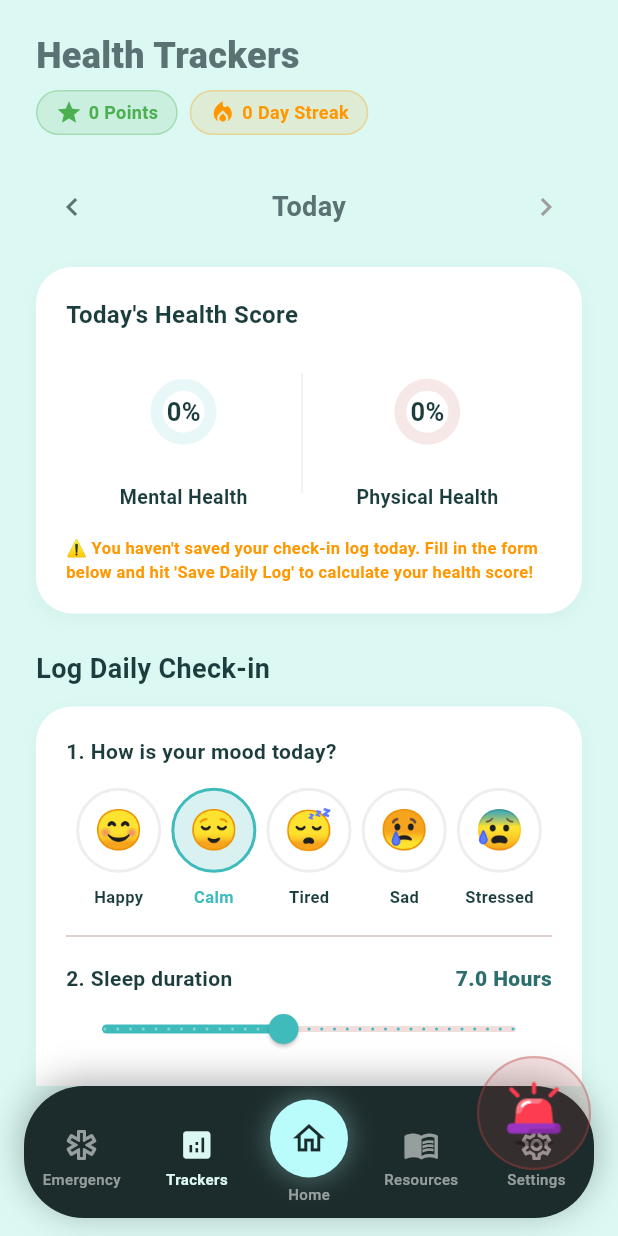
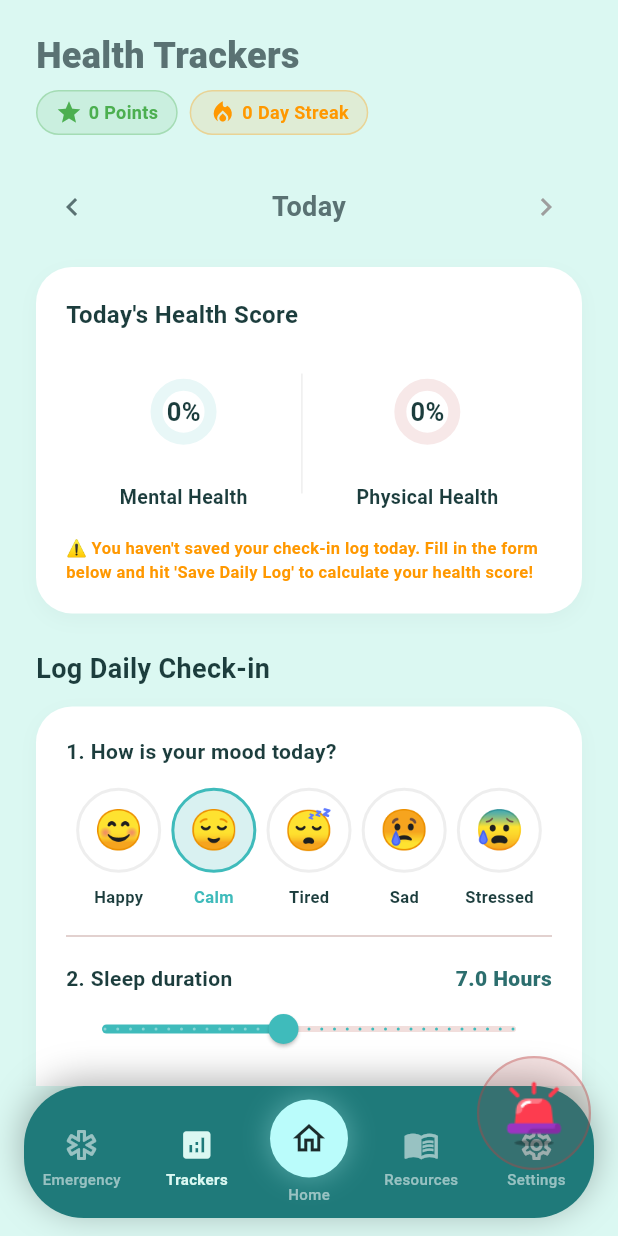
Before and after one commit to Naveen-Devinda/AidMe, a Flutter app: the screen it shows once a user with an empty profile is signed in, item 2 of the bottom bar chosen, on a phone screen of 412 x 824 dp. Run offline on Flutter 3.47's test engine with Material 3 defaults, Android fonts, the phone set to English and light mode, and no system bars; our stand-ins replace cloud_firestore, firebase_auth, firebase_core, fl_chart, flutter_local_notifications, flutter_tts and 8 more; accounts and stored records are empty.

Commit message:
color change

```diff
--- a/lib/pages/home_page.dart
+++ b/lib/pages/home_page.dart
@@ -26,7 +26,7 @@ class _HomePageState extends State<HomePage> {
   int _currentIndex = 1;
   late final List<Widget> _tabs;
 
-  static const Color _navBarBg = Color(0xff1C2B2B);
+  static const Color _navBarBg = Color(0xff1F7A7A);
 
   @override
   void initState() {
--- a/lib/pages/screening_page.dart
+++ b/lib/pages/screening_page.dart
@@ -346,8 +346,8 @@ class _ScreeningPageState extends State<ScreeningPage> {
           const SizedBox(height: 32),
           _AnswerOption(
             label: 'Yes',
-            isSelected: _screeningAnswers[_screeningStep] == 1,
-            onTap: () => _answerQuestion(1),
+            isSelected: _screeningAnswers[_screeningStep] == 2,
+            onTap: () => _answerQuestion(2),
           ),
           const SizedBox(height: 12),
           _AnswerOption(
```
Also changed, not shown: pubspec.lock.
